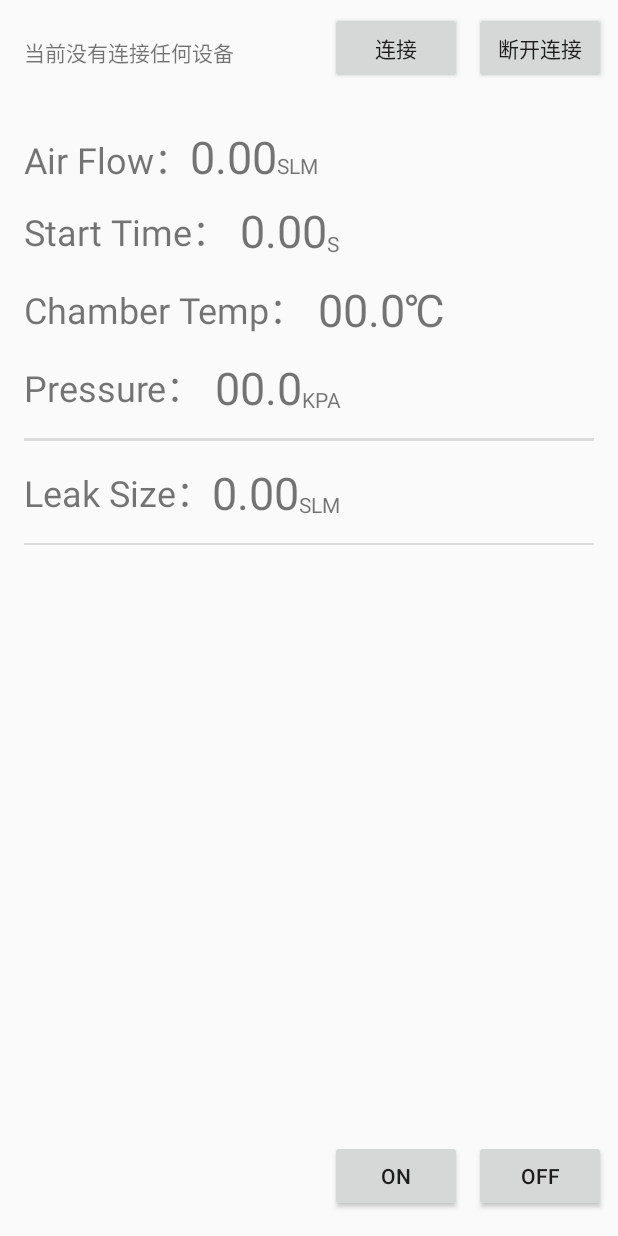
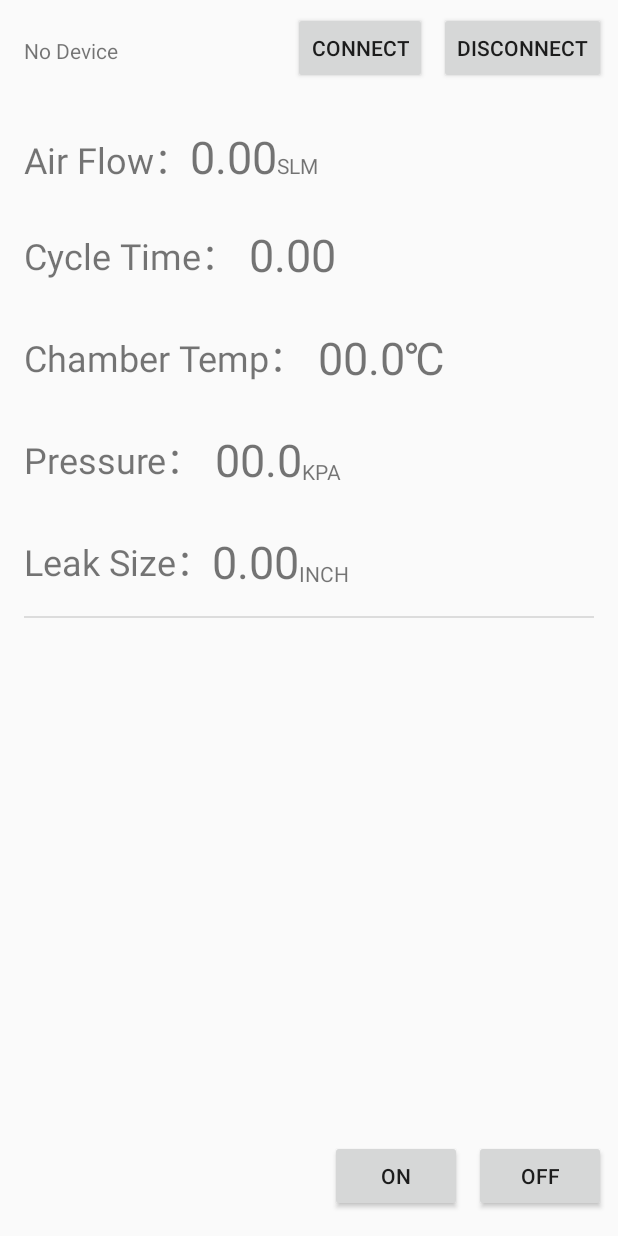
Before and after one commit to NnnLillian/Android-BlueTooth, an Android app: the screen it shows after launch (MainActivity), on a phone screen of 412 x 824 dp. Run offline under Robolectric (Android 15) with nearby library versions, the phone set to English and light mode, and no system bars.

Commit message:
Change text to English

```diff
--- a/app/src/main/java/august/com/test/MainActivity.java
+++ b/app/src/main/java/august/com/test/MainActivity.java
@@ -113,7 +113,7 @@ public class MainActivity extends Activity {
                         {
                             rThread.join();
                         }
-                        statusLabel.setText("当前连接已断开");
+                        statusLabel.setText("Disconnect Bluetooth connection");
 
                         T.setText("0.00");
                         AP.setText("00.0");
@@ -187,7 +187,7 @@ public class MainActivity extends Activity {
         mBluetoothAdapter = BluetoothAdapter.getDefaultAdapter();
         if(mBluetoothAdapter == null)
         {
-            Toast.makeText(this, "你的手机不支持蓝牙", Toast.LENGTH_LONG).show();
+            Toast.makeText(this, "No supporting Bluetooth", Toast.LENGTH_LONG).show();
             finish();
             return;
         }
@@ -224,12 +224,12 @@ public class MainActivity extends Activity {
 
                 try {
                     btSocket.close();
-                    return "Socket 创建失败";
+                    return "Socket succeeded";
 
                 } catch (IOException e2) {
 
                     Log .e("error","ON RESUME: Unable to close socket during connection failure", e2);
-                    return "Socket 关闭失败";
+                    return "Socket failed";
                 }
 
             }
@@ -241,11 +241,11 @@ public class MainActivity extends Activity {
 
             } catch (IOException e) {
                 Log.e("error", "ON RESUME: Output stream creation failed.", e);
-                return "Socket 流创建失败";
+                return "Socket stream failed";
             }
 
 
-            return "蓝牙连接正常";
+            return "Connected";
         }
 
         @Override    //这个方法是在主线程中运行的，所以可以更新界面
@@ -287,7 +287,7 @@ public class MainActivity extends Activity {
 
             if(btSocket==null)
             {
-                return "还没有创建连接";
+                return "No connection";
             }
 
             if(arg0[0].length()>0)//不是空白串
@@ -302,12 +302,12 @@ public class MainActivity extends Activity {
 
                 } catch (IOException e) {
                     Log.e("error", "ON RESUME: Exception during write.", e);
-                    return "发送失败";
+                    return "Fail";
                 }
 
             }
 
-            return "发送成功";
+            return "Success";
         }
 
     }
@@ -380,8 +380,9 @@ public class MainActivity extends Activity {
                 tempretures = item[5];
                 flow = item[6].substring(3).replaceAll("\r", "");
                 flows = Double.parseDouble(flow);
-                LeakResults = flows / 2;
-                LeakResult = String.valueOf(LeakResults);
+                LeakResults = flows * 0.05 + 0.015;
+                // 保留小数点后两位
+                LeakResult = String.format("%.2f", LeakResults).toString();
                 Log.e("Data", ReceiveData);
 //			System.out.println("result :"+ReceiveData);
                 Message msg = Message.obtain();
--- a/app/src/main/res/layout/activity_main.xml
+++ b/app/src/main/res/layout/activity_main.xml
@@ -10,18 +10,10 @@
     tools:context=".MainActivity">
 
     <TextView
-        android:id="@+id/second"
-        android:layout_width="wrap_content"
-        android:layout_height="wrap_content"
-        android:text="S"
-        app:layout_constraintBottom_toBottomOf="@+id/stop"
-        app:layout_constraintStart_toEndOf="@+id/stoppedTime" />
-
-    <TextView
         android:id="@+id/slm2"
         android:layout_width="wrap_content"
         android:layout_height="wrap_content"
-        android:text="SLM"
+        android:text="INCH"
         app:layout_constraintBottom_toBottomOf="@+id/LeakSize"
         app:layout_constraintStart_toEndOf="@+id/result" />
 
@@ -44,8 +36,8 @@
         android:layout_height="wrap_content"
         android:layout_marginLeft="16dp"
         android:layout_marginStart="16dp"
-        android:layout_marginTop="16dp"
-        android:text="Start Time："
+        android:layout_marginTop="32dp"
+        android:text="Cycle Time："
         android:textSize="24sp"
         app:layout_constraintStart_toStartOf="parent"
         app:layout_constraintTop_toBottomOf="@+id/flow" />
@@ -56,7 +48,7 @@
         android:layout_height="wrap_content"
         android:layout_marginLeft="16dp"
         android:layout_marginStart="16dp"
-        android:layout_marginTop="16dp"
+        android:layout_marginTop="32dp"
         android:text="Chamber Temp："
         android:textSize="24sp"
         app:layout_constraintStart_toStartOf="parent"
@@ -68,7 +60,7 @@
         android:layout_height="wrap_content"
         android:layout_marginLeft="16dp"
         android:layout_marginStart="16dp"
-        android:layout_marginTop="16dp"
+        android:layout_marginTop="32dp"
         android:text="Pressure："
         android:textSize="24sp"
         app:layout_constraintStart_toStartOf="parent"
@@ -80,11 +72,11 @@
         android:layout_height="wrap_content"
         android:layout_marginLeft="16dp"
         android:layout_marginStart="16dp"
-        android:layout_marginTop="16dp"
+        android:layout_marginTop="32dp"
         android:text="Leak Size："
         android:textSize="24sp"
         app:layout_constraintStart_toStartOf="parent"
-        app:layout_constraintTop_toBottomOf="@+id/divider" />
+        app:layout_constraintTop_toBottomOf="@+id/pressure" />
 
     <TextView
         android:id="@+id/degree"
@@ -200,7 +192,7 @@
         android:layout_marginEnd="8dp"
         android:layout_marginRight="8dp"
         android:layout_marginTop="8dp"
-        android:text="连接"
+        android:text="CONNECT"
         app:layout_constraintEnd_toStartOf="@+id/button3"
         app:layout_constraintTop_toTopOf="parent" />
 
@@ -211,7 +203,7 @@
         android:layout_marginLeft="16dp"
         android:layout_marginStart="16dp"
         android:layout_marginTop="24dp"
-        android:text="当前没有连接任何设备"
+        android:text="No Device"
         app:layout_constraintStart_toStartOf="parent"
         app:layout_constraintTop_toTopOf="parent" />
 
@@ -233,26 +225,12 @@
         android:layout_marginEnd="8dp"
         android:layout_marginRight="8dp"
         android:layout_marginTop="8dp"
-        android:text="断开连接"
+        android:text="DISCONNECT"
         app:layout_constraintEnd_toEndOf="parent"
         app:layout_constraintTop_toTopOf="parent" />
 
     <View
         android:id="@+id/divider"
-        android:layout_width="0dp"
-        android:layout_height="2dp"
-        android:layout_marginEnd="16dp"
-        android:layout_marginLeft="16dp"
-        android:layout_marginRight="16dp"
-        android:layout_marginStart="16dp"
-        android:layout_marginTop="16dp"
-        android:background="?android:attr/listDivider"
-        app:layout_constraintEnd_toEndOf="parent"
-        app:layout_constraintStart_toStartOf="parent"
-        app:layout_constraintTop_toBottomOf="@+id/pressure" />
-
-    <View
-        android:id="@+id/divider2"
         android:layout_width="0dp"
         android:layout_height="1dp"
         android:layout_marginEnd="16dp"
@@ -262,8 +240,9 @@
         android:layout_marginTop="16dp"
         android:background="?android:attr/listDivider"
         app:layout_constraintEnd_toEndOf="parent"
+        app:layout_constraintHorizontal_bias="0.0"
         app:layout_constraintStart_toStartOf="parent"
-        app:layout_constraintTop_toBottomOf="@+id/LeakSize" />
+        app:layout_constraintTop_toBottomOf="@+id/result" />
 
     <Button
         android:id="@+id/off"
```
